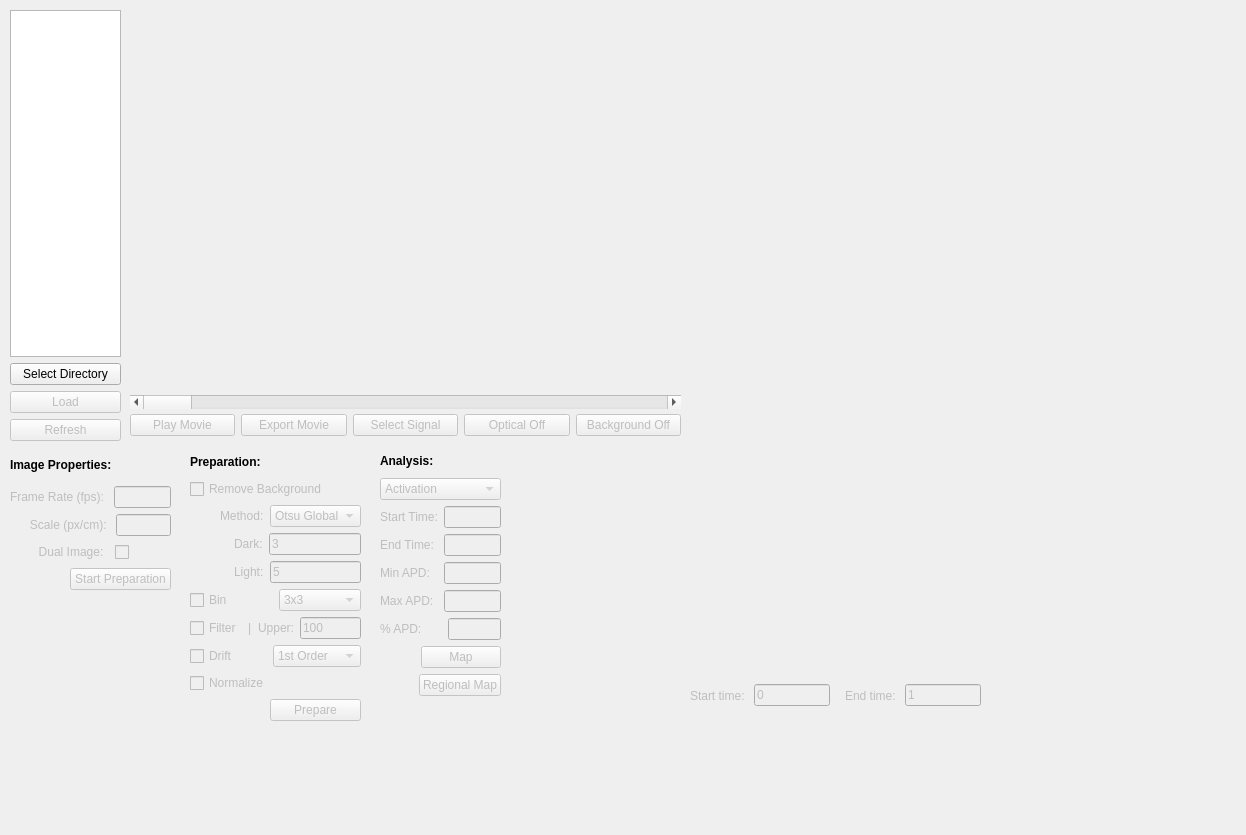
Above: src/ui/KairoSight_WindowMain_Retro_v01.ui from kairosight/KairoSight before the change. Below: the same form after it.
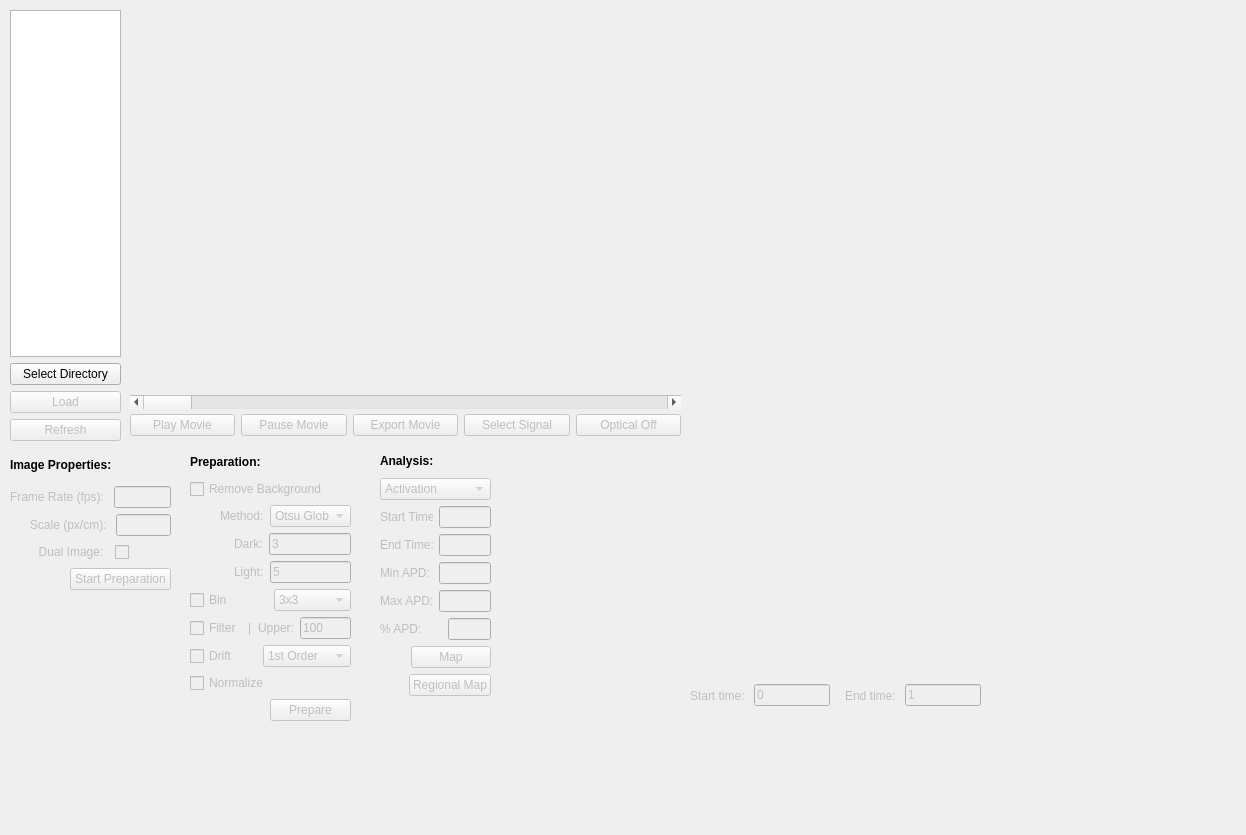
That is the form after the change.

Patch:
```diff
--- a/src/ui/KairoSight_WindowMain_Retro_v01.ui
+++ b/src/ui/KairoSight_WindowMain_Retro_v01.ui
@@ -239,6 +239,16 @@
        </property>
       </widget>
      </item>
+     <item>
+      <widget class="QPushButton" name="pause_button">
+       <property name="enabled">
+        <bool>false</bool>
+       </property>
+       <property name="text">
+        <string>Pause Movie</string>
+       </property>
+      </widget>
+     </item>
      <item>
       <widget class="QPushButton" name="export_movie_button">
        <property name="enabled">
@@ -269,16 +279,6 @@
        </property>
       </widget>
      </item>
-     <item>
-      <widget class="QPushButton" name="bkgd_toggle_button">
-       <property name="enabled">
-        <bool>false</bool>
-       </property>
-       <property name="text">
-        <string>Background Off</string>
-       </property>
-      </widget>
-     </item>
     </layout>
    </widget>
    <widget class="QWidget" name="verticalLayoutWidget_5">
@@ -305,7 +305,7 @@
      <rect>
       <x>190</x>
       <y>450</y>
-      <width>171</width>
+      <width>161</width>
       <height>271</height>
      </rect>
     </property>
@@ -707,7 +707,7 @@
      <rect>
       <x>380</x>
       <y>450</y>
-      <width>121</width>
+      <width>111</width>
       <height>246</height>
      </rect>
     </property>
```
